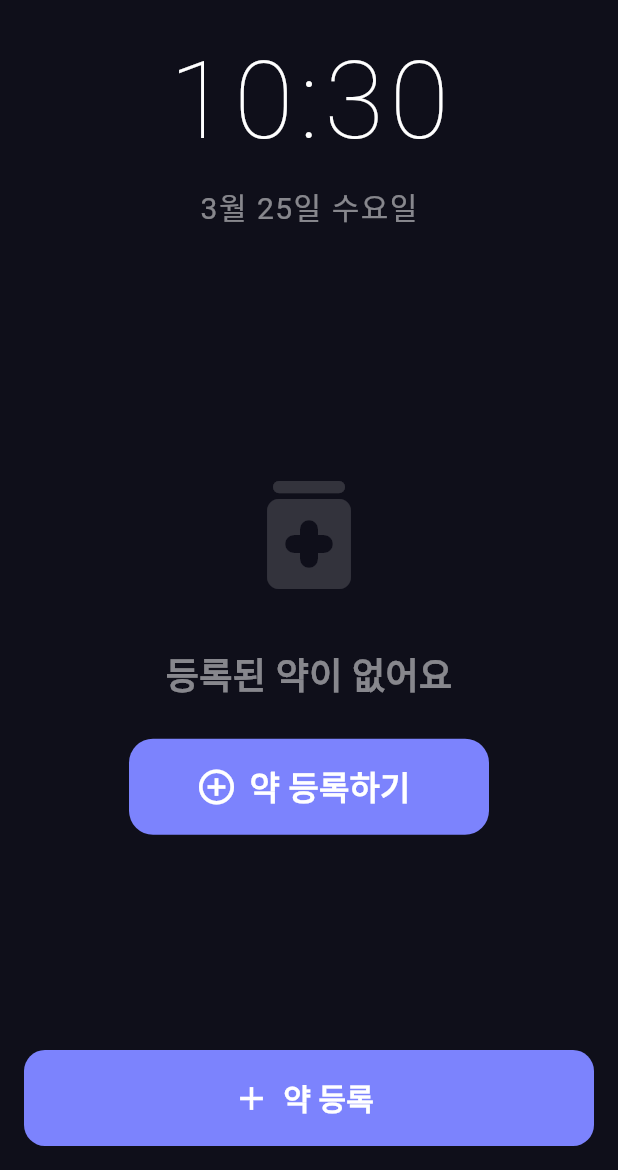
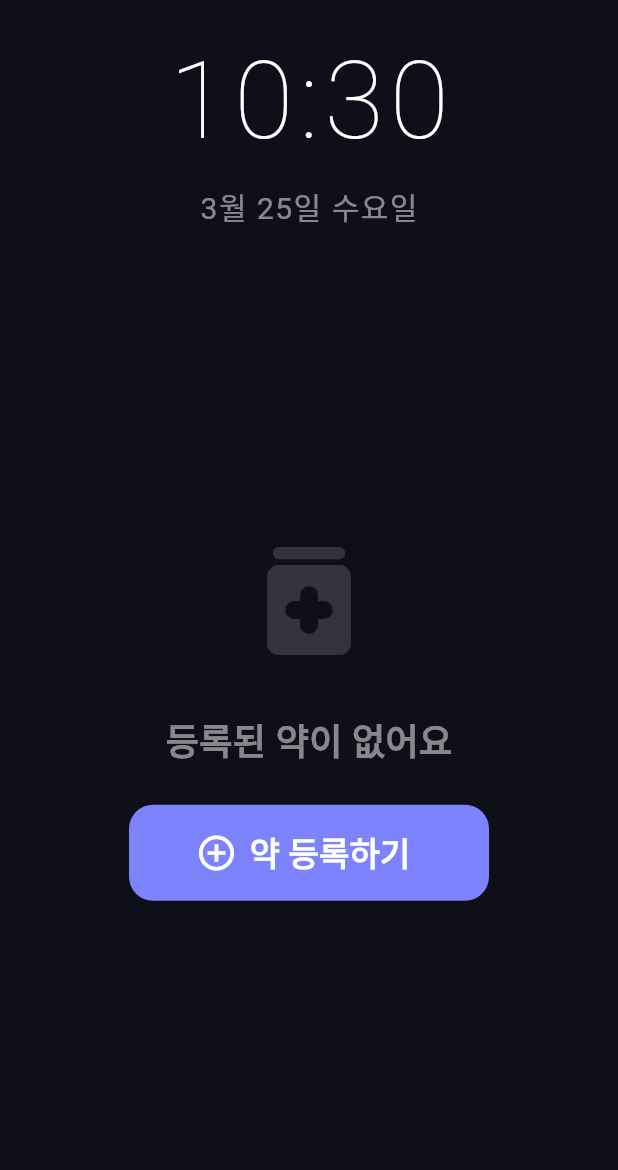
Before and after one commit to TheSoundofGoodbye/did-you-take-a-pill, a Flutter app: the screen it shows after launch, on a phone screen of 412 x 824 dp, the part 66-1236 px from its top. Run offline on Flutter 3.47's test engine with Material 3 defaults, Android fonts, the phone set to English and light mode, and no system bars; our stand-ins replace shared_preferences.

Commit message:
feat: finalize v1 - multi-medication dashboard with capsule UI

```diff
--- a/lib/screens/main_dashboard.dart
+++ b/lib/screens/main_dashboard.dart
@@ -115,7 +115,8 @@ class _MainDashboardState extends State<MainDashboard> {
                       ? _buildMedicationView(provider)
                       : _buildEmptyState(context),
                 ),
-                // 하단 약 등록 버튼
+                // 하단 약 관리 버튼 (등록된 약이 있을 때만)
+                if (active.isNotEmpty)
                   Padding(
                     padding: const EdgeInsets.fromLTRB(16, 8, 16, 16),
                     child: SizedBox(
@@ -131,9 +132,9 @@ class _MainDashboardState extends State<MainDashboard> {
                               borderRadius: BorderRadius.circular(14)),
                           elevation: 0,
                         ),
-                      icon: const Icon(Icons.add, size: 26),
+                        icon: const Icon(Icons.settings_rounded, size: 24),
                         label: const Text(
-                        '약 등록',
+                          '약 관리',
                           style: TextStyle(fontSize: 20, fontWeight: FontWeight.w700),
                         ),
                       ),
```
Also changed, not shown: 1 other file. Lines whose indentation alone changed are shown as unchanged.
